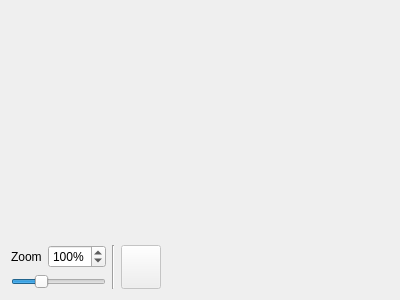
Above: qt/frames/guider.ui from EthanChappel/Ecliptic before the change. Below: the same form after it.
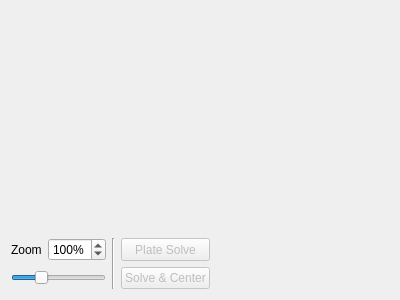
That is the form after the change. Icons and pictures are not drawn.

Commit message: Add plate solve buttons to UI

Diff of the .ui file:
```diff
--- a/qt/frames/guider.ui
+++ b/qt/frames/guider.ui
@@ -49,7 +49,7 @@
         <x>0</x>
         <y>0</y>
         <width>400</width>
-        <height>229</height>
+        <height>231</height>
        </rect>
       </property>
       <layout class="QVBoxLayout" name="verticalLayout_6">
@@ -145,41 +145,6 @@
        </property>
       </widget>
      </item>
-     <item row="0" column="3" rowspan="2">
-      <widget class="QPushButton" name="guidersetref_button">
-       <property name="enabled">
-        <bool>false</bool>
-       </property>
-       <property name="sizePolicy">
-        <sizepolicy hsizetype="Preferred" vsizetype="Preferred">
-         <horstretch>0</horstretch>
-         <verstretch>0</verstretch>
-        </sizepolicy>
-       </property>
-       <property name="toolTip">
-        <string>Replace guide reference</string>
-       </property>
-       <property name="text">
-        <string/>
-       </property>
-       <property name="icon">
-        <iconset resource="../resources/res.qrc">
-         <normaloff>:/icons/target.svg</normaloff>:/icons/target.svg</iconset>
-       </property>
-       <property name="iconSize">
-        <size>
-         <width>24</width>
-         <height>24</height>
-        </size>
-       </property>
-       <property name="autoDefault">
-        <bool>true</bool>
-       </property>
-       <property name="default">
-        <bool>false</bool>
-       </property>
-      </widget>
-     </item>
      <item row="0" column="4" rowspan="2">
       <spacer name="guiderzoom_spacer">
        <property name="orientation">
@@ -193,6 +158,62 @@
        </property>
       </spacer>
      </item>
+     <item row="1" column="3">
+      <widget class="QPushButton" name="solve_center_button">
+       <property name="enabled">
+        <bool>false</bool>
+       </property>
+       <property name="sizePolicy">
+        <sizepolicy hsizetype="Preferred" vsizetype="Preferred">
+         <horstretch>0</horstretch>
+         <verstretch>0</verstretch>
+        </sizepolicy>
+       </property>
+       <property name="text">
+        <string>Solve &amp;&amp; Center</string>
+       </property>
+       <property name="iconSize">
+        <size>
+         <width>24</width>
+         <height>24</height>
+        </size>
+       </property>
+       <property name="autoDefault">
+        <bool>true</bool>
+       </property>
+       <property name="default">
+        <bool>false</bool>
+       </property>
+      </widget>
+     </item>
+     <item row="0" column="3">
+      <widget class="QPushButton" name="plate_solve_button">
+       <property name="enabled">
+        <bool>false</bool>
+       </property>
+       <property name="sizePolicy">
+        <sizepolicy hsizetype="Preferred" vsizetype="Preferred">
+         <horstretch>0</horstretch>
+         <verstretch>0</verstretch>
+        </sizepolicy>
+       </property>
+       <property name="text">
+        <string>Plate Solve</string>
+       </property>
+       <property name="iconSize">
+        <size>
+         <width>24</width>
+         <height>24</height>
+        </size>
+       </property>
+       <property name="autoDefault">
+        <bool>true</bool>
+       </property>
+       <property name="default">
+        <bool>false</bool>
+       </property>
+      </widget>
+     </item>
     </layout>
    </item>
   </layout>
```
The commit also changes 1 other file.
